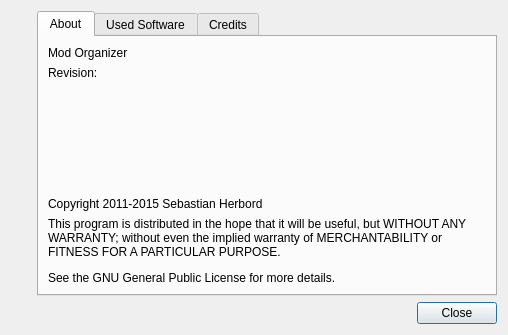
Old version of the form modorganizer/src/aboutdialog.ui in the repository Holt59/mo2-merge.
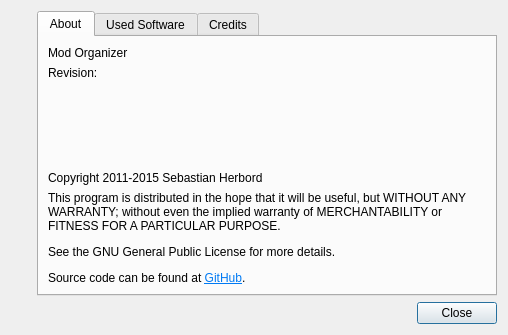
New version of the form. Icons and pictures are not drawn.

Commit message: [modorganizer] updated about dialog. Now contains a link to the source code

```diff
--- a/modorganizer/src/aboutdialog.ui
+++ b/modorganizer/src/aboutdialog.ui
@@ -90,7 +90,7 @@
          <item>
           <widget class="QLabel" name="label_2">
            <property name="text">
-            <string notr="true">&lt;html&gt;&lt;head/&gt;&lt;body&gt;&lt;p&gt;This program is distributed in the hope that it will be useful, but WITHOUT ANY WARRANTY; without even the implied warranty of MERCHANTABILITY or FITNESS FOR A PARTICULAR PURPOSE.&lt;/p&gt;&lt;p&gt;See the GNU General Public License for more details.&lt;/p&gt;&lt;/body&gt;&lt;/html&gt;</string>
+            <string notr="true">&lt;html&gt;&lt;head/&gt;&lt;body&gt;&lt;p&gt;This program is distributed in the hope that it will be useful, but WITHOUT ANY WARRANTY; without even the implied warranty of MERCHANTABILITY or FITNESS FOR A PARTICULAR PURPOSE.&lt;/p&gt;&lt;p&gt;See the GNU General Public License for more details.&lt;/p&gt;&lt;p&gt;Source code can be found at &lt;a href=&quot;https://github.com/TanninOne/modorganizer&quot;&gt;&lt;span style=&quot; text-decoration: underline; color:#007af4;&quot;&gt;GitHub&lt;/span&gt;&lt;/a&gt;.&lt;/p&gt;&lt;/body&gt;&lt;/html&gt;</string>
            </property>
            <property name="wordWrap">
             <bool>true</bool>
```
The commit also changes 1 other file.
